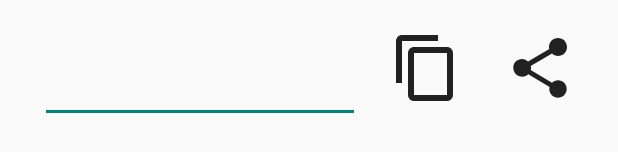
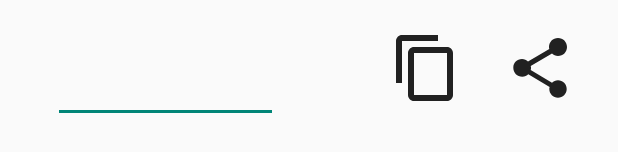
Before and after one commit to Faherme46/GymBooker_Save, an Android app: the layout caja_token_2.xml on its own in the app's theme, with its tools: preview values and no code run, on a phone screen of 412 x 824 dp. Shown: the part 168-320 px from the top of the screen. Run offline under Robolectric (Android 15) with nearby library versions, the phone set to English and light mode, and no system bars; Roboto replaces fonts that are not available here.

Commit message:
Fix Integridad en Token

```diff
--- a/app/src/main/java/com/example/gymbooker/GoogleActivity.java
+++ b/app/src/main/java/com/example/gymbooker/GoogleActivity.java
@@ -10,7 +10,7 @@ public class GoogleActivity extends AppCompatActivity {
     protected void onCreate(Bundle savedInstanceState) {
         super.onCreate(savedInstanceState);
         setContentView(R.layout.activity_google);
-        //todo cargar desde firebase un acceso con google
+        //0todo cargar desde firebase un acceso con google
         //login con google
     }
 }
--- a/app/src/main/res/layout/caja_token_2.xml
+++ b/app/src/main/res/layout/caja_token_2.xml
@@ -7,7 +7,7 @@
 
     <EditText
         android:id="@+id/txtTokenMostrar"
-        android:layout_width="wrap_content"
+        android:layout_width="150dp"
         android:layout_height="61dp"
         android:layout_marginTop="20dp"
         android:autofillHints=""
@@ -15,8 +15,9 @@
 
         android:inputType="datetime"
         android:minHeight="48dp"
+        android:textColor="@color/black"
+
         app:layout_constraintBottom_toBottomOf="parent"
-
         app:layout_constraintEnd_toEndOf="parent"
         app:layout_constraintHorizontal_bias="0.134"
         app:layout_constraintStart_toStartOf="parent"
```
Also changed, not shown: app/src/main/java/com/example/gymbooker/User/LoginActivity.java (+7 -1 lines), app/src/main/java/com/example/gymbooker/User/RegisterActivity.java (+21 -19 lines).
